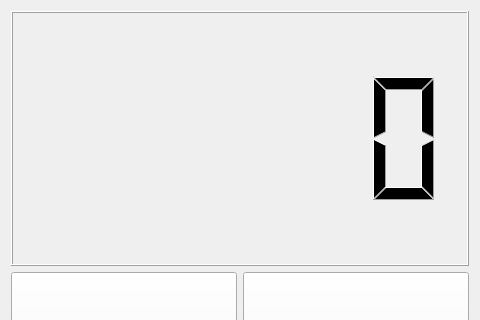
First picture: the form in multistop.ui, repository YuzhongHuangCS/MultiStop, before the edit; both pictures show x 0 to 480 and y 0 to 320 of the 480 by 800 pixel window.
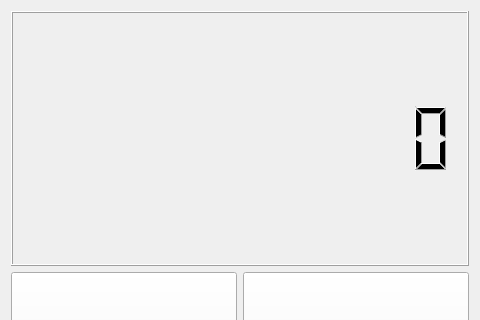
Second picture: the form after the edit.

Patch:
```diff
--- a/multistop.ui
+++ b/multistop.ui
@@ -40,6 +40,9 @@
       <property name="smallDecimalPoint">
        <bool>true</bool>
       </property>
+      <property name="digitCount">
+       <number>10</number>
+      </property>
       <property name="segmentStyle">
        <enum>QLCDNumber::Filled</enum>
       </property>
```
Left out of the diff: 6 changed lines with no effect on the pictures.
